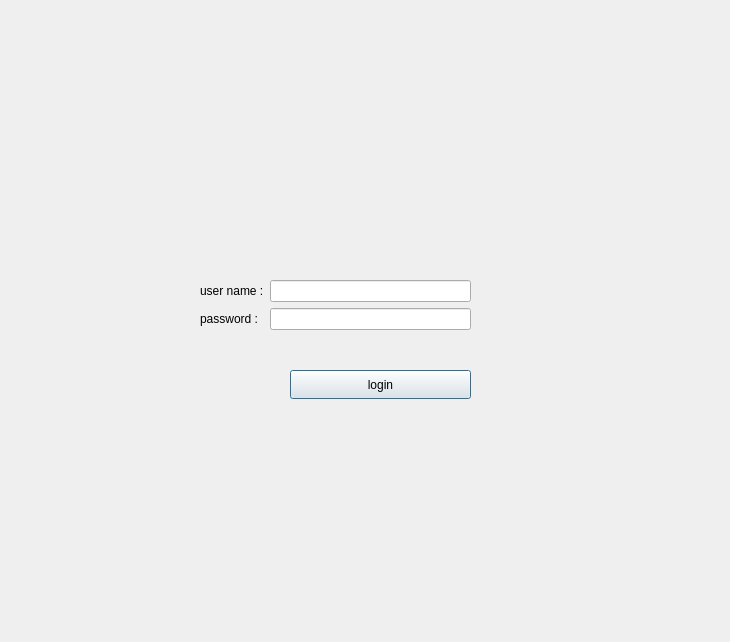
This is code/login1.ui in SAliAkhiM/AP-Project-Daligram as Qt 5 draws it before an edit. The edited form follows.
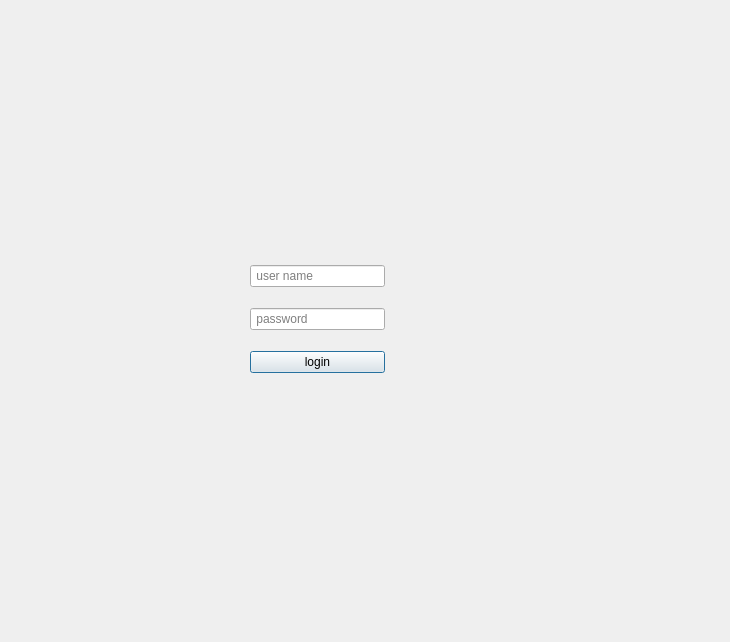
This is the edited form.

The edit to the form file:
```diff
--- a/code/login1.ui
+++ b/code/login1.ui
@@ -13,59 +13,42 @@
   <property name="windowTitle">
    <string>Dialog</string>
   </property>
-  <widget class="QWidget" name="layoutWidget">
+  <widget class="QWidget" name="">
    <property name="geometry">
     <rect>
-     <x>200</x>
-     <y>280</y>
-     <width>271</width>
-     <height>71</height>
+     <x>250</x>
+     <y>250</y>
+     <width>135</width>
+     <height>141</height>
     </rect>
    </property>
-   <layout class="QFormLayout" name="formLayout">
-    <item row="0" column="0">
-     <layout class="QVBoxLayout" name="verticalLayout_2">
-      <item>
-       <widget class="QLabel" name="label">
-        <property name="text">
-         <string>user name :</string>
-        </property>
-       </widget>
-      </item>
-      <item>
-       <widget class="QLabel" name="label_2">
-        <property name="text">
-         <string>password :</string>
-        </property>
-       </widget>
-      </item>
-     </layout>
+   <layout class="QVBoxLayout" name="verticalLayout">
+    <item>
+     <widget class="QLineEdit" name="username_login">
+      <property name="placeholderText">
+       <string> user name</string>
+      </property>
+     </widget>
     </item>
-    <item row="0" column="1">
-     <layout class="QVBoxLayout" name="verticalLayout">
-      <item>
-       <widget class="QLineEdit" name="username_login"/>
-      </item>
-      <item>
-       <widget class="QLineEdit" name="password_login"/>
-      </item>
-     </layout>
+    <item>
+     <widget class="QLineEdit" name="password_login">
+      <property name="text">
+       <string/>
+      </property>
+      <property name="placeholderText">
+       <string> password</string>
+      </property>
+     </widget>
+    </item>
+    <item>
+     <widget class="QPushButton" name="logIn_pushButton">
+      <property name="text">
+       <string>login</string>
+      </property>
+     </widget>
     </item>
    </layout>
   </widget>
-  <widget class="QPushButton" name="logIn_pushButton">
-   <property name="geometry">
-    <rect>
-     <x>290</x>
-     <y>370</y>
-     <width>181</width>
-     <height>29</height>
-    </rect>
-   </property>
-   <property name="text">
-    <string>login</string>
-   </property>
-  </widget>
  </widget>
  <resources/>
  <connections/>
```
